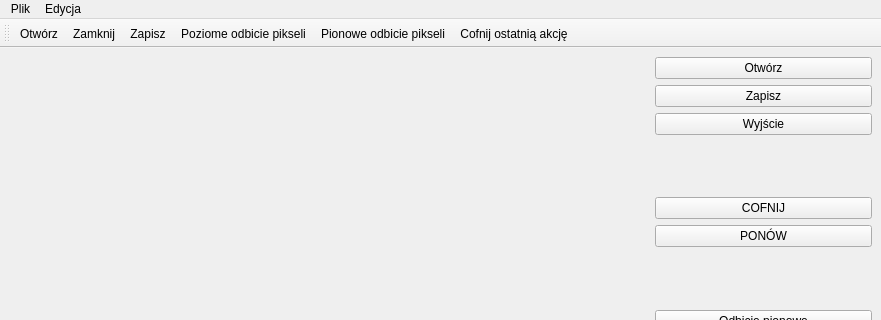
Qt form 10/5/undomainwin.ui (jurikimurik/QT__introduction_exercises) before a commit; both pictures show x 0 to 881 and y 0 to 320 of the 881 by 618 pixel window.
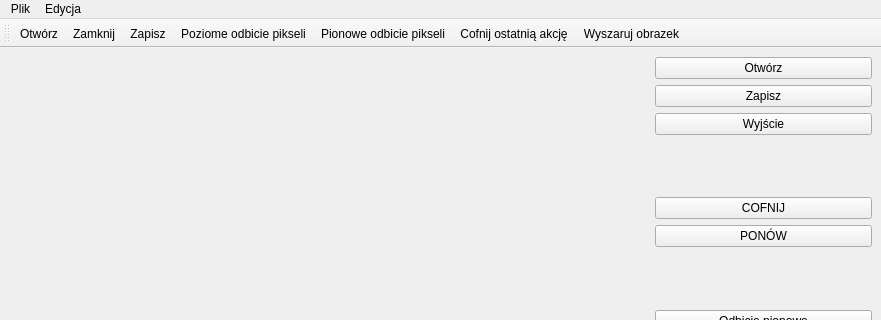
The same form after that commit.

Commit message: 10.5.1.1: Monochrome is now working.

```diff
--- a/10/5/undomainwin.ui
+++ b/10/5/undomainwin.ui
@@ -271,6 +271,7 @@
    <addaction name="actionHorizontal_Mirror"/>
    <addaction name="actionVertical_Mirror"/>
    <addaction name="actionUndo_The_Last_Action"/>
+   <addaction name="actionMonochrome"/>
   </widget>
   <action name="actionOpen">
    <property name="text">
@@ -336,6 +337,14 @@
     <string>Ctrl+U</string>
    </property>
   </action>
+  <action name="actionMonochrome">
+   <property name="text">
+    <string>Wyszaruj obrazek</string>
+   </property>
+   <property name="toolTip">
+    <string>Zrob obrazek monochromicznym</string>
+   </property>
+  </action>
  </widget>
  <resources/>
  <connections/>
```
Left out of the diff: 21 changed lines with no effect on the pictures. The commit also changes 4 other files.
